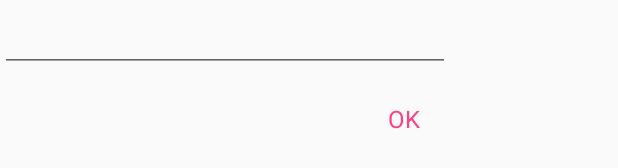
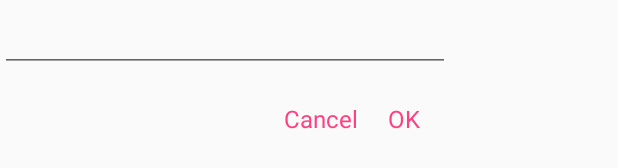
Before and after one commit to GodofLibra/e_scheduler, an Android app: the layout add_edit_note_dialog.xml on its own in the app's theme, with its tools: preview values and no code run, on a phone screen of 412 x 824 dp. Shown: the part 340-508 px from the top of the screen. Run offline under Robolectric (Android 15) with nearby library versions, the light colour scheme and no system bars.

Commit message:
cancel button in dialog

```diff
--- a/app/src/main/java/com/example/e_scheduler/AnnouncementFragment.kt
+++ b/app/src/main/java/com/example/e_scheduler/AnnouncementFragment.kt
@@ -54,6 +54,8 @@ class AnnouncementFragment : Fragment(R.layout.fragment_announcement) {
             val noteSubTitle = dialog.findViewById<TextInputEditText>(R.id.et_note_sub_title)
             val noteDescription = dialog.findViewById<TextInputEditText>(R.id.et_note_description)
             val btnOk = dialog.findViewById<TextView>(R.id.btn_ok)
+            val btnCancel = dialog.findViewById<TextView>(R.id.btn_cancel)
+
             btnOk.setOnClickListener {
                 if (noteTitle.text.toString().isEmpty() or noteSubTitle.text.toString()
                         .isEmpty() or noteDescription.text.toString()
@@ -80,6 +82,10 @@ class AnnouncementFragment : Fragment(R.layout.fragment_announcement) {
                     }
                     dialog.dismiss()
                 }
+            }
+
+            btnCancel.setOnClickListener {
+                dialog.dismiss()
             }
             dialog.show()
 
--- a/app/src/main/java/com/example/e_scheduler/NoticeFragment.kt
+++ b/app/src/main/java/com/example/e_scheduler/NoticeFragment.kt
@@ -53,6 +53,8 @@ class NoticeActivity : Fragment(R.layout.fragment_notice) {
             val noteSubTitle = dialog.findViewById<TextInputEditText>(R.id.et_note_sub_title)
             val noteDescription = dialog.findViewById<TextInputEditText>(R.id.et_note_description)
             val btnOk = dialog.findViewById<TextView>(R.id.btn_ok)
+            val btnCancel = dialog.findViewById<TextView>(R.id.btn_cancel)
+
             btnOk.setOnClickListener {
                 if (noteTitle.text.toString().isEmpty() or noteSubTitle.text.toString()
                         .isEmpty() or noteDescription.text.toString()
@@ -79,6 +81,10 @@ class NoticeActivity : Fragment(R.layout.fragment_notice) {
                     }
                     dialog.dismiss()
                 }
+            }
+
+            btnCancel.setOnClickListener {
+                dialog.dismiss()
             }
             dialog.show()
 
--- a/app/src/main/java/com/example/e_scheduler/ScheduleFragment.kt
+++ b/app/src/main/java/com/example/e_scheduler/ScheduleFragment.kt
@@ -42,6 +42,8 @@ class ScheduleFragment : Fragment(R.layout.fragment_schedule) {
             val subTitle = dialog.findViewById<TextInputLayout>(R.id.sub_title)
             val noteDescription = dialog.findViewById<TextInputEditText>(R.id.et_note_description)
             val btnOk = dialog.findViewById<TextView>(R.id.btn_ok)
+            val btnCancel = dialog.findViewById<TextView>(R.id.btn_cancel)
+
             noteSubTitle.visibility = View.GONE
             subTitle.visibility = View.GONE
             btnOk.setOnClickListener {
@@ -69,6 +71,10 @@ class ScheduleFragment : Fragment(R.layout.fragment_schedule) {
                     dialog.dismiss()
                 }
             }
+
+            btnCancel.setOnClickListener {
+                dialog.dismiss()
+            }
             dialog.show()
         }
     }
--- a/app/src/main/res/layout/add_edit_note_dialog.xml
+++ b/app/src/main/res/layout/add_edit_note_dialog.xml
@@ -82,5 +82,19 @@
             android:textSize="16sp"
             app:layout_constraintEnd_toEndOf="parent"
             app:layout_constraintTop_toBottomOf="@id/description" />
+
+        <TextView
+            android:id="@+id/btn_cancel"
+            android:layout_width="wrap_content"
+            android:layout_height="wrap_content"
+            android:layout_marginTop="20dp"
+            android:layout_marginRight="20dp"
+            android:clickable="true"
+            android:focusable="true"
+            android:text="Cancel"
+            android:textColor="#FF4081"
+            android:textSize="16sp"
+            app:layout_constraintEnd_toStartOf="@id/btn_ok"
+            app:layout_constraintTop_toBottomOf="@id/description" />
     </androidx.constraintlayout.widget.ConstraintLayout>
 </ScrollView>
```
